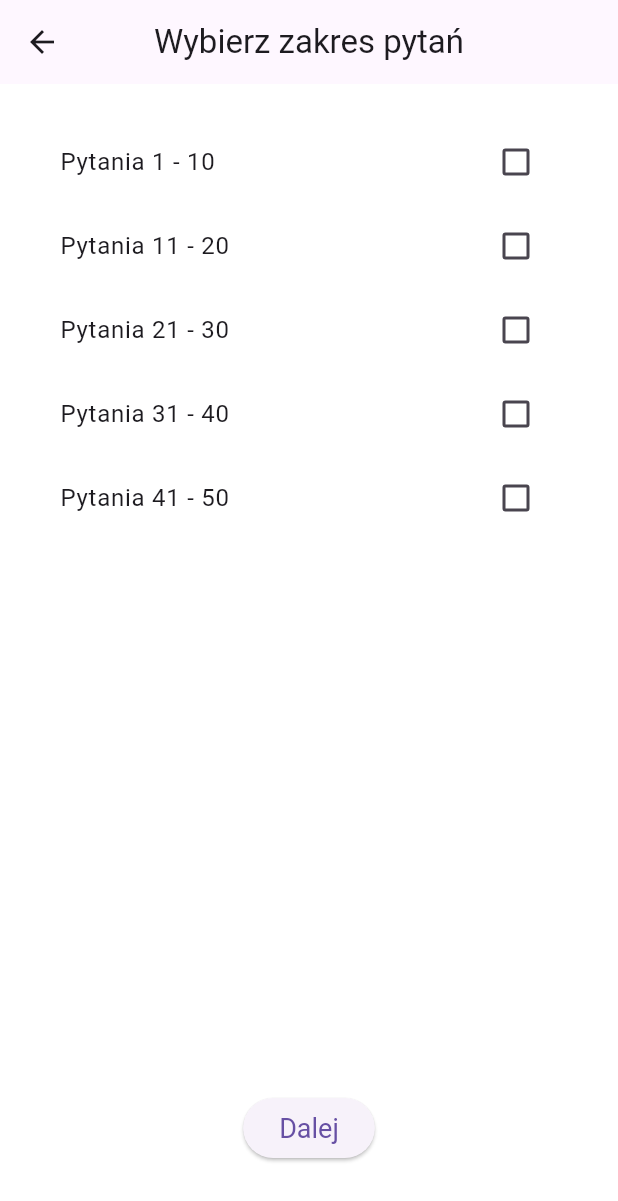
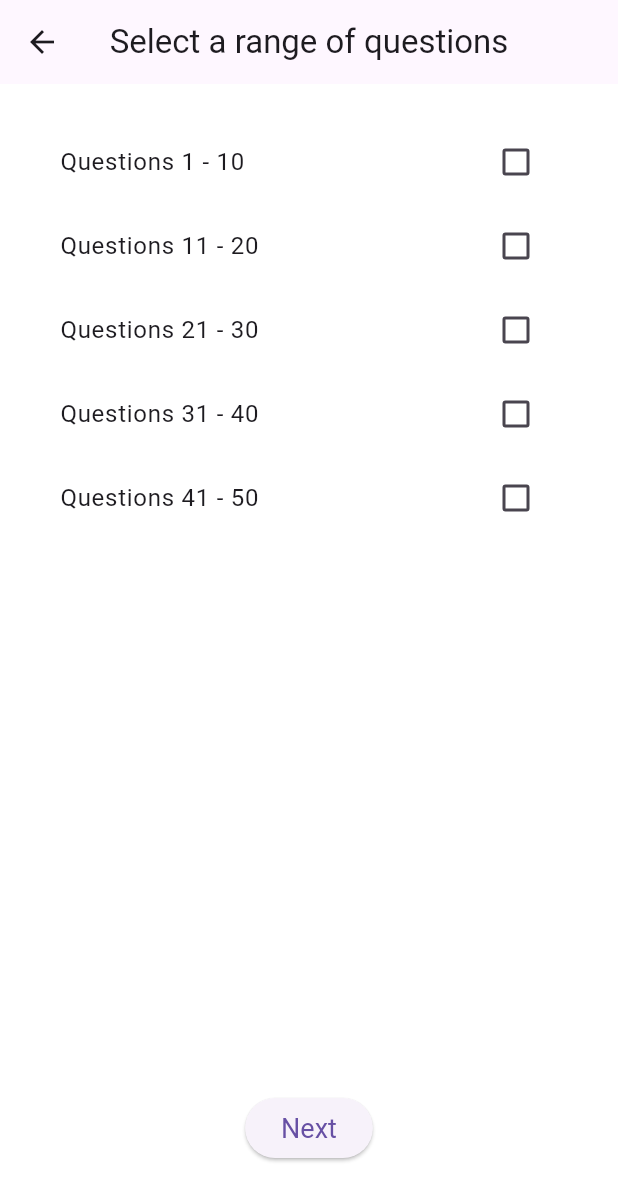
Before and after one commit to PatZdz/Cloud-Quiz, a Flutter app: the QuestionRangeSelectionScreen screen opened directly, on a phone screen of 412 x 824 dp. Shown: the top 1201 px of the screen. Run offline on Flutter 3.47's test engine with Material 3 defaults, Android fonts, the phone set to English and light mode, and no system bars; our stand-ins replace hive, hive_flutter; accounts and stored records are empty.

Commit message:
Fixed translation

```diff
--- a/lib/screens/exam_selection.dart
+++ b/lib/screens/exam_selection.dart
@@ -1,6 +1,5 @@
 import 'package:flutter/material.dart';
 import '../widgets/app_button.dart';
-import '../constants/app_constants.dart';
 import 'question_pack.dart';
 
 class ExamSelectionScreen extends StatelessWidget {
--- a/lib/screens/question_number_selection_screen.dart
+++ b/lib/screens/question_number_selection_screen.dart
@@ -27,17 +27,17 @@ class _QuestionNumberSelectionScreenState extends State<QuestionNumberSelectionS
     if (maxQuestions == 0) {
       return Scaffold(
         appBar: AppBar(
-          title: Text('Wybierz liczbę pytań'),
+          title: Text('Select the number of questions'),
         ),
         body: Center(
-          child: Text('Brak wybranych pytań'),
+          child: Text('No selected questions'),
         ),
       );
     }
 
     return Scaffold(
       appBar: AppBar(
-        title: Text('Wybierz liczbę pytań'),
+        title: Text('Select the number of questions'),
       ),
       body: Padding(
         padding: EdgeInsets.all(AppConstants.defaultPadding),
@@ -46,7 +46,7 @@ class _QuestionNumberSelectionScreenState extends State<QuestionNumberSelectionS
           crossAxisAlignment: CrossAxisAlignment.stretch,
           children: [
             Text(
-              'Wybrana liczba pytań: $questionCount',
+              'Selected number of questions: $questionCount',
               style: TextStyle(fontSize: 18),
               textAlign: TextAlign.center,
             ),
--- a/lib/screens/question_pack.dart
+++ b/lib/screens/question_pack.dart
@@ -8,7 +8,7 @@ class QuestionPackScreen extends StatelessWidget {
   Widget build(BuildContext context) {
     return Scaffold(
       appBar: AppBar(
-        title: Text('Wybierz pakiet pytań'),
+        title: Text('Select a question package'),
       ),
       body: Padding(
         padding: EdgeInsets.all(AppConstants.defaultPadding),
@@ -17,7 +17,7 @@ class QuestionPackScreen extends StatelessWidget {
           crossAxisAlignment: CrossAxisAlignment.stretch,
           children: [
             AppButton(
-              text: 'Pytania 1-50',
+              text: 'Questions 1-50',
               onPressed: () {
                 Navigator.push(
                   context,
--- a/lib/screens/question_range_selection_screen.dart
+++ b/lib/screens/question_range_selection_screen.dart
@@ -34,7 +34,7 @@ class _QuestionRangeSelectionScreenState extends State<QuestionRangeSelectionScr
   Widget build(BuildContext context) {
     return Scaffold(
       appBar: AppBar(
-        title: Text('Wybierz zakres pytań'),
+        title: Text('Select a range of questions'),
       ),
       body: Padding(
         padding: EdgeInsets.all(AppConstants.defaultPadding),
@@ -45,7 +45,7 @@ class _QuestionRangeSelectionScreenState extends State<QuestionRangeSelectionScr
                 itemCount: ranges.length,
                 itemBuilder: (context, index) {
                   return CheckboxListTile(
-                    title: Text('Pytania ${ranges[index]['start']} - ${ranges[index]['end']}'),
+                    title: Text('Questions ${ranges[index]['start']} - ${ranges[index]['end']}'),
                     value: selectedRanges[index],
                     onChanged: (bool? value) {
                       setState(() {
@@ -62,7 +62,7 @@ class _QuestionRangeSelectionScreenState extends State<QuestionRangeSelectionScr
                 if (selectedIds.isEmpty) {
                   ScaffoldMessenger.of(context).showSnackBar(
                     SnackBar(
-                      content: Text('Wybierz przynajmniej jeden zakres pytań'),
+                      content: Text('Select at least one range of questions'),
                     ),
                   );
                   return;
@@ -76,7 +76,7 @@ class _QuestionRangeSelectionScreenState extends State<QuestionRangeSelectionScr
                   ),
                 );
               },
-              child: Text('Dalej'),
+              child: Text('Next'),
             ),
             SizedBox(height: AppConstants.defaultPadding),
           ],
--- a/lib/screens/quiz_screen.dart
+++ b/lib/screens/quiz_screen.dart
@@ -106,7 +106,7 @@ class _QuizScreenState extends State<QuizScreen> {
 
     return Scaffold(
       appBar: AppBar(
-        title: Text('Pytanie ${currentQuestionIndex + 1}/${questions.length}'),
+        title: Text('Question ${currentQuestionIndex + 1}/${questions.length}'),
       ),
       body: SingleChildScrollView(
         child: Padding(
@@ -131,7 +131,7 @@ class _QuizScreenState extends State<QuizScreen> {
                       Padding(
                         padding: EdgeInsets.only(top: 8.0),
                         child: Text(
-                          'Wybierz dwie poprawne odpowiedzi',
+                          'Choose two correct answers',
                           style: TextStyle(
                             color: Colors.blue,
                             fontWeight: FontWeight.bold,
--- a/lib/widgets/app_button.dart
+++ b/lib/widgets/app_button.dart
@@ -7,7 +7,7 @@ class AppButton extends StatelessWidget {
   final bool isEnabled;
   final bool isSelected;
 
-  const AppButton({
+  const AppButton({super.key,
     required this.text,
     required this.onPressed,
     this.isEnabled = true,
```
